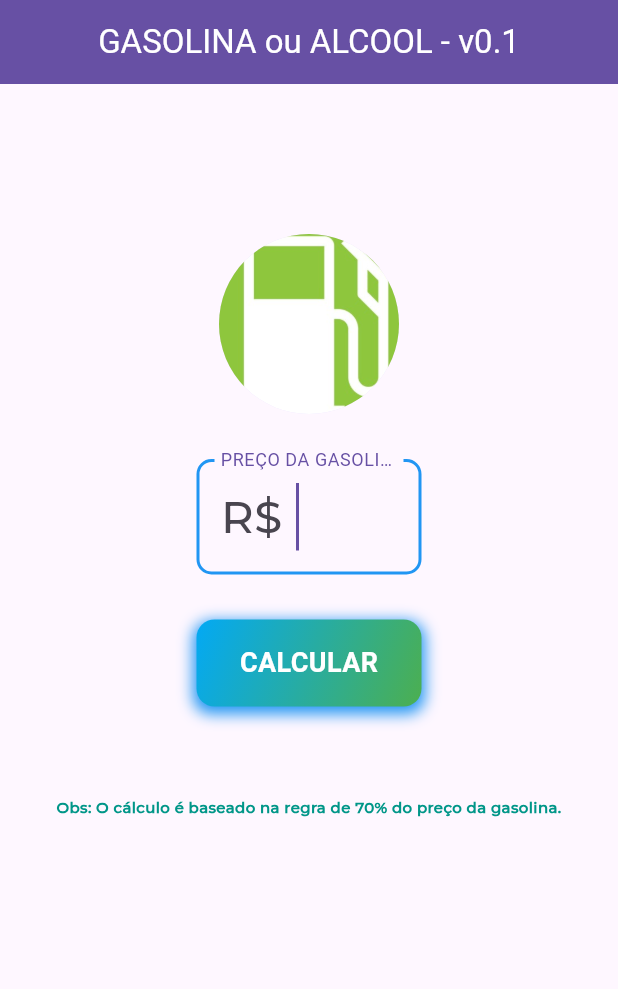
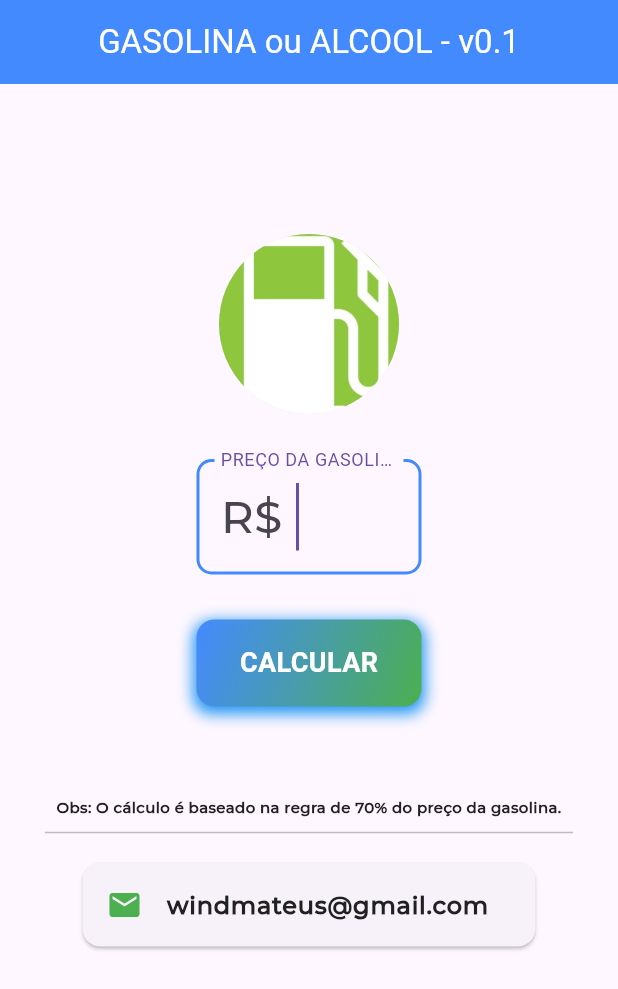
Before and after one commit to windmateus/gaso_alcool, a Flutter app: the screen it shows after launch, on a phone screen of 412 x 824 dp. Shown: the top 989 px of the screen. Run offline on Flutter 3.47's test engine with Material 3 defaults, Android fonts, the phone set to English and light mode, and no system bars.

Commit message:
sized box e material palette

```diff
--- a/lib/main.dart
+++ b/lib/main.dart
@@ -23,11 +23,11 @@ class MyApp extends StatelessWidget {
           ),
           focusedBorder: OutlineInputBorder(
             borderRadius: BorderRadius.circular(10.0),
-            borderSide: BorderSide(color: Colors.blue, width: 2.0),
+            borderSide: BorderSide(color: Color(0xFF448aff), width: 2.0),
           ),
           enabledBorder: OutlineInputBorder(
             borderRadius: BorderRadius.circular(10.0),
-            borderSide: BorderSide(color: Colors.grey, width: 1.0),
+            borderSide: BorderSide(color:  Color(0xFF757575), width: 1.0),
           ),
         ),
         elevatedButtonTheme: ElevatedButtonThemeData(
@@ -137,7 +137,8 @@ class _MyHomePageState extends State<MyHomePage> {
   Widget build(BuildContext context) {
     return Scaffold(
         appBar: AppBar(
-          backgroundColor: Theme.of(context).colorScheme.primary,
+          // backgroundColor: Theme.of(context).colorScheme.primary,
+          backgroundColor: const Color(0xFF448AFF), // Azul claro
           title: Center(
             child: Text(
               widget.title,
@@ -145,7 +146,8 @@ class _MyHomePageState extends State<MyHomePage> {
             ),
           ),
         ),
-        body: Stack(  // O Stack permite sobrepor e posicionar widgets
+        body:
+        Stack(  // O Stack permite sobrepor e posicionar widgets
           children: <Widget>[
             Positioned(
               top: 80.0,
@@ -185,8 +187,7 @@ class _MyHomePageState extends State<MyHomePage> {
                                 ), // Permite digitos, opcionalmente uma virgula/ponto e até 2 casas decimais
                             ],
                             decoration: InputDecoration(
-                              labelText:
-                                  'PREÇO DA GASOLINA',
+                              labelText:'PREÇO DA GASOLINA',
                               border: OutlineInputBorder(),
                               prefixText: 'R\$ ',
                             ),
@@ -224,7 +225,7 @@ class _MyHomePageState extends State<MyHomePage> {
                                   vertical: 16, horizontal: 16),
                               decoration: BoxDecoration(
                                 gradient: const LinearGradient(
-                                  colors: [Colors.lightBlue, Colors.green],
+                                  colors: [Color(0xFF448AFF), Color(0xFF4caf50)],
                                   begin: Alignment.topLeft,
                                   end: Alignment.bottomRight,
                                 ),
@@ -288,6 +289,7 @@ class _MyHomePageState extends State<MyHomePage> {
                                   ),
                                 ],
                               ),
+
                               child: Column(
                                 mainAxisSize: MainAxisSize
                                     .min, // Ocupa o mínimo de espaço vertical necessário
@@ -301,6 +303,7 @@ class _MyHomePageState extends State<MyHomePage> {
                                           textAlign: TextAlign.center),
                                 ],
                               ),
+
                             ),
                           ),
                         // --- FIM DA ÁREA DE RESULTADO CONDICIONAL ---
@@ -310,11 +313,40 @@ class _MyHomePageState extends State<MyHomePage> {
                           'Obs: O cálculo é baseado na regra de 70% do preço da gasolina.',
                           style: TextStyle(
                               fontSize: 10,
-                              color: Colors.teal,
+                              color: Color(0xFF212121),
                               fontFamily: 'Montserrat',
                               fontWeight: FontWeight.bold),
                           textAlign: TextAlign.center,
                         ),
+
+                        SizedBox(
+                          height: 20.0,
+                          child: Divider(
+                            color: Color(0xFFBDBDBD),
+                          ),
+                        ),
+
+                        Card(     // Antes era Container
+                          // padding: EdgeInsets.all(10.0),
+                          // color: Colors.white,
+                          margin: EdgeInsets.symmetric(vertical: 10.0, horizontal: 25.0),
+                          child: ListTile(
+                            leading: Icon(
+                                Icons.email,
+                                color: Color(0xFF4CAF50),
+                            ),
+                            title: Text(
+                                'windmateus@gmail.com',
+                                style: TextStyle(
+                                  color: Color(0xFF212121),
+                                  fontFamily: 'Montserrat',
+                                  fontWeight: FontWeight.bold,
+                                  fontSize: 16.0,
+                                ),
+                            ),
+                          )
+                        ),
+
                       ],
                     ),
                   ),
```
